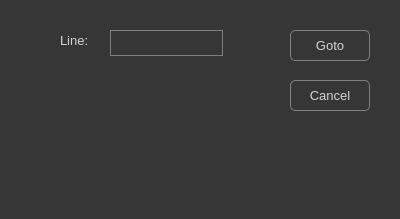
Old version of the form form/GotoLineDialog.ui in the repository Qivaz/QEditor.
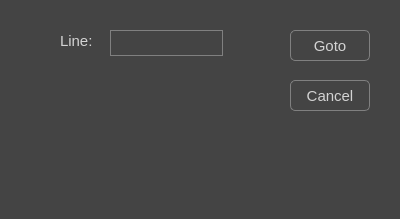
New version of the form.

Commit message: Fix Search Dialog issues, support extended \r \n \t.

Patch:
```diff
--- a/form/GotoLineDialog.ui
+++ b/form/GotoLineDialog.ui
@@ -14,8 +14,7 @@
    <string>Goto Line</string>
   </property>
   <property name="styleSheet">
-   <string notr="true">color: lightGray;background-color: rgb(54, 54, 54); 
-font: 10pt;</string>
+   <string notr="true">color: lightGray; background-color: rgb(68, 68, 68); font: 11pt;</string>
   </property>
   <widget class="QLabel" name="labelGotoLine">
    <property name="geometry">
```
The commit also changes 4 other files.
